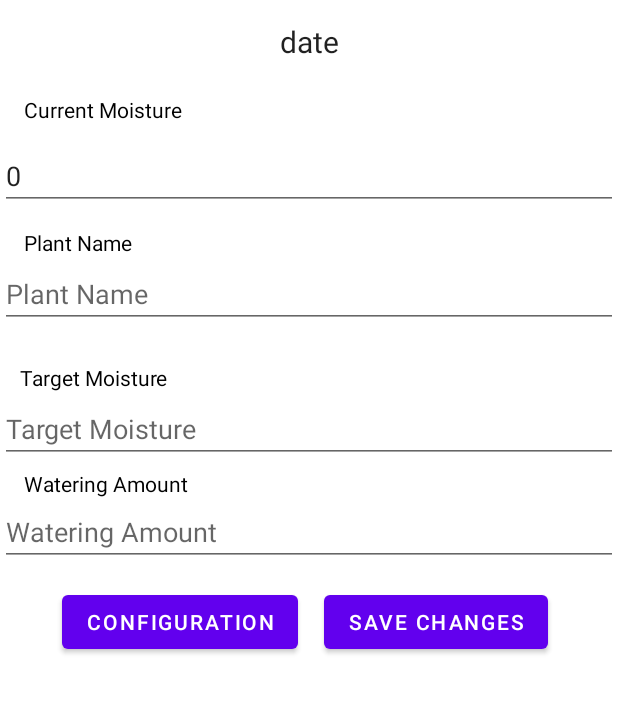
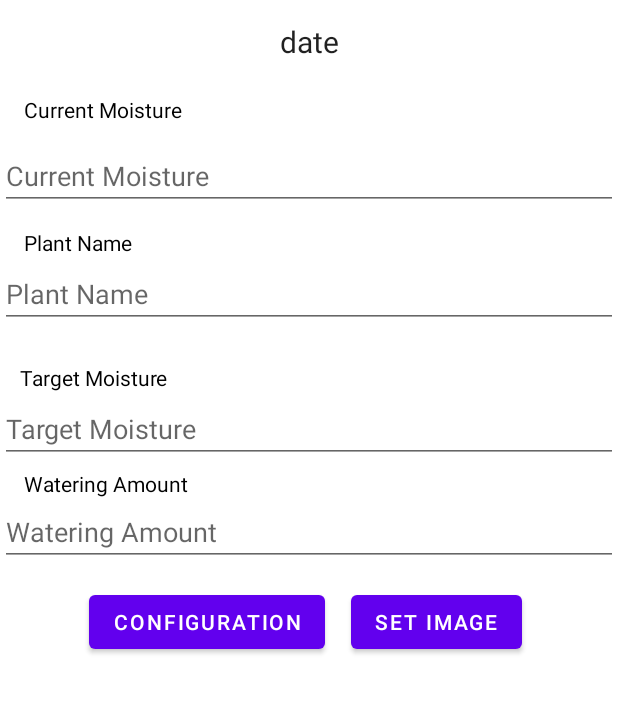
Before and after one commit to bananaslamjamma/Elec390_proj_demo, an Android app: the plantProfileActivity screen opened directly, with no data from a screen before it, on a phone screen of 412 x 824 dp, the part 441-1155 px from its top. Run offline under Robolectric (Android 15) with nearby library versions, the light colour scheme and no system bars; our stand-ins replace Firebase (no records; nobody signed in at launch, a user with empty details on screens opened directly); 6 statements that could not run were skipped.

Commit message:
- sanitized moisture level inputs - added info pop up on plant profile - cleaned up a couple of views things
todo:
- add api
- add uploaded images for plant profile

```diff
--- a/app/src/main/java/com/example/elec390_proj_demo/myPlantsActivity.java
+++ b/app/src/main/java/com/example/elec390_proj_demo/myPlantsActivity.java
@@ -45,6 +45,8 @@ public class myPlantsActivity extends AppCompatActivity {
         // Inflate the menu; this adds items to the action bar if it is present.
         getMenuInflater().inflate(R.menu.menu_main, menu);
         //make "Edit Plants" hidden
+        MenuItem item = menu.findItem(R.id.help_mode);
+        item.setVisible(false);
         menu.getItem(2).setVisible(false);
         return true;
     }
--- a/app/src/main/java/com/example/elec390_proj_demo/plantProfileActivity.java
+++ b/app/src/main/java/com/example/elec390_proj_demo/plantProfileActivity.java
@@ -5,6 +5,7 @@ import androidx.appcompat.app.AppCompatActivity;
 
 import android.app.Dialog;
 import android.content.Intent;
+import android.content.res.Configuration;
 import android.os.Bundle;
 import android.view.Menu;
 import android.view.MenuItem;
@@ -45,7 +46,7 @@ public class plantProfileActivity extends AppCompatActivity implements AdapterVi
     Button save_change_button, move_config;
     EditText dia_target_moisture, dia_watering_amount, target_moisture, watering_amount, current_moisture, plantName;
     Button submitDia;
-    Dialog dialog;
+    Dialog dialog, helpDialog;
     CheckBox activePlantCheck, manualWaterCheck, autoRefreshCheck;
     String current_plant = "";
     //global objects
@@ -64,6 +65,9 @@ public class plantProfileActivity extends AppCompatActivity implements AdapterVi
 
     public boolean onOptionsItemSelected(MenuItem item) {
         switch (item.getItemId()) {
+            case R.id.help_mode:
+                helpDialog.show();
+                break;
             case android.R.id.home:
                 Intent myIntent = new Intent(getApplicationContext(), myPlantsActivity.class);
                 startActivity(myIntent);
@@ -96,7 +100,7 @@ public class plantProfileActivity extends AppCompatActivity implements AdapterVi
         current_moisture = findViewById(R.id.p_current_moisture);
         watering_amount = findViewById(R.id.p_watering_amount);
         //Buttons
-        save_change_button = findViewById(R.id.save_button);
+        save_change_button = findViewById(R.id.upload_button);
         move_config = findViewById(R.id.mov_config);
         activePlantCheck = findViewById(R.id.active_plants_check);
         //dialog
@@ -104,6 +108,11 @@ public class plantProfileActivity extends AppCompatActivity implements AdapterVi
         dialog.requestWindowFeature(Window.FEATURE_NO_TITLE);
         dialog.setCancelable(true);
         dialog.setContentView(R.layout.plant_profile_dialog);
+        //helpDialog
+        helpDialog =  new Dialog(plantProfileActivity.this);
+        helpDialog.requestWindowFeature(Window.FEATURE_NO_TITLE);
+        helpDialog.setCancelable(true);
+        helpDialog.setContentView(R.layout.dialog_text_popup);
         dia_target_moisture = dialog.findViewById(R.id.target_moisture_dia);
         dia_watering_amount = dialog.findViewById(R.id.watering_amount_dia);
         manualWaterCheck = dialog.findViewById(R.id.manual_watering_check);
@@ -154,7 +163,7 @@ public class plantProfileActivity extends AppCompatActivity implements AdapterVi
                     date_view.setText(String.valueOf(p.getDate()));
                     //ints
                     int plantMoistureLevel =  p.calcCurrentMoisture();
-                    target_moisture.setText(String.valueOf(plantMoistureLevel));
+                    target_moisture.setText(String.valueOf(targetMoistureInterpreter(plantMoistureLevel)));
                     watering_amount.setText(String.valueOf(p.getWatering_amount()));
                     getSupportActionBar().setTitle(String.valueOf(p.getName()));
                 }
@@ -214,20 +223,13 @@ public class plantProfileActivity extends AppCompatActivity implements AdapterVi
                             //if active plant
                             p_current_moisture.setVisibility(View.VISIBLE);
                             current_moisture.setVisibility(View.VISIBLE);
-                            current_moisture.setText(String.valueOf(simpleResult));
+                            //simpleResult = 0;
+                            current_moisture.setText(String.valueOf(targetMoistureInterpreter(simpleResult)));
                             activePlantCheck.setVisibility(View.INVISIBLE);
                             move_config.setVisibility(View.VISIBLE);
                         }
                     }
 
-                    /**
-                    if (p.getAddress().equals())
-                    plant_view.setText("Plant Name: " + String.valueOf(p.));
-                    status_view.setText("Plant Status: " + String.valueOf(p.getFlag()));
-                    //description_view.setText(p.setDescription());
-                    date_view.setText("Plant Date: " + String.valueOf(p.getDate()));
-                    getSupportActionBar().setTitle(String.valueOf(p.getName()));
- **/
                 }
             }
         });
@@ -240,9 +242,6 @@ public class plantProfileActivity extends AppCompatActivity implements AdapterVi
     }
 
     public void showPopUp() {
-        //note: the hardware is listening to one particular child:
-        // don't update multiple fields at the same time
-
 
         manualWaterCheck.setOnClickListener(new View.OnClickListener() {
             @Override
@@ -292,6 +291,7 @@ public class plantProfileActivity extends AppCompatActivity implements AdapterVi
         Toast.makeText(adapterView.getContext(),
                 "OnItemSelectedListener : " +  adapterView.getItemAtPosition(i).toString(),
                 Toast.LENGTH_SHORT).show();
+
         switch(i){
             case 0: rValue = 656;
             break;
@@ -310,4 +310,22 @@ public class plantProfileActivity extends AppCompatActivity implements AdapterVi
     public void onNothingSelected(AdapterView<?> adapterView) {
 
     }
+
+    public String targetMoistureInterpreter(int i){
+        String str = "";
+        switch(i){
+            case 1:
+                str = getString(R.string.level_1);
+                break;
+            case 2: str = getString(R.string.level_2);
+                break;
+            case 3: str = getString(R.string.level_3);
+                break;
+            case 4: str = getString(R.string.level_4);
+                break;
+            case 5: str = getString(R.string.level_5);
+                break;
+        }
+        return str;
+    }
 }
--- a/app/src/main/java/com/example/elec390_proj_demo/plantRegistrationActivity.java
+++ b/app/src/main/java/com/example/elec390_proj_demo/plantRegistrationActivity.java
@@ -47,7 +47,9 @@ public class plantRegistrationActivity extends AppCompatActivity {
     public boolean onCreateOptionsMenu(Menu menu) {
         // Inflate the menu; this adds items to the action bar if it is present.
         getMenuInflater().inflate(R.menu.menu_main, menu);
-        //make "Edit Plants" hidden
+        //make "Help " hidden
+        MenuItem item = menu.findItem(R.id.help_mode);
+        item.setVisible(false);
         //menu.getItem(2).setVisible(false);
         return true;
     }
--- a/app/src/main/res/layout/activity_myplants.xml
+++ b/app/src/main/res/layout/activity_myplants.xml
@@ -34,6 +34,7 @@
         android:layout_height="wrap_content"
         android:layout_marginBottom="288dp"
         android:text="Logout"
+        android:visibility="invisible"
         app:layout_constraintBottom_toBottomOf="parent"
         app:layout_constraintEnd_toEndOf="parent"
         app:layout_constraintStart_toStartOf="parent" />
@@ -43,6 +44,7 @@
         android:layout_width="wrap_content"
         android:layout_height="wrap_content"
         android:layout_marginBottom="44dp"
+        android:visibility="invisible"
         android:text="user_info"
         app:layout_constraintBottom_toTopOf="@+id/logout"
         app:layout_constraintEnd_toEndOf="parent"
@@ -59,7 +61,7 @@
         app:layout_constraintBottom_toBottomOf="parent"
         app:layout_constraintEnd_toEndOf="parent"
         app:layout_constraintTop_toBottomOf="@+id/parent_layout"
-        app:srcCompat="@android:drawable/btn_plus" />
-
+        app:srcCompat="@android:drawable/btn_plus"
+        tools:ignore="NotSibling" />
 
 </androidx.constraintlayout.widget.ConstraintLayout>
--- a/app/src/main/res/layout/activity_plant_profile.xml
+++ b/app/src/main/res/layout/activity_plant_profile.xml
@@ -179,18 +179,18 @@
         android:hint="Watering Amount"
         android:imeOptions="actionNext"
         android:inputType="none"
-        app:layout_constraintBottom_toTopOf="@+id/save_button"
+        app:layout_constraintBottom_toTopOf="@+id/upload_button"
         app:layout_constraintEnd_toEndOf="parent"
         app:layout_constraintStart_toStartOf="parent"
         app:layout_constraintTop_toBottomOf="@+id/p_watering_amount_text" />
 
     <Button
-        android:id="@+id/save_button"
+        android:id="@+id/upload_button"
         android:layout_width="wrap_content"
         android:layout_height="wrap_content"
         android:layout_marginEnd="5dp"
         android:layout_marginBottom="23dp"
-        android:text="Save Changes"
+        android:text="Set Image"
         app:layout_constraintBottom_toTopOf="@+id/active_plants_check"
         app:layout_constraintEnd_toEndOf="parent"
         app:layout_constraintStart_toEndOf="@+id/mov_config"
@@ -203,8 +203,8 @@
         android:layout_marginEnd="17dp"
         android:text="Configuration"
         android:visibility="invisible"
-        app:layout_constraintBaseline_toBaselineOf="@+id/save_button"
-        app:layout_constraintEnd_toStartOf="@+id/save_button"
+        app:layout_constraintBaseline_toBaselineOf="@+id/upload_button"
+        app:layout_constraintEnd_toStartOf="@+id/upload_button"
         app:layout_constraintHorizontal_chainStyle="packed"
         app:layout_constraintStart_toStartOf="parent" />
 
@@ -216,9 +216,9 @@
         android:text="Set as Active Plant?"
         android:textSize="18sp"
         app:layout_constraintBottom_toBottomOf="parent"
-        app:layout_constraintEnd_toStartOf="@+id/save_button"
-        app:layout_constraintStart_toStartOf="@+id/save_button"
-        app:layout_constraintTop_toBottomOf="@+id/save_button" />
+        app:layout_constraintEnd_toStartOf="@+id/upload_button"
+        app:layout_constraintStart_toStartOf="@+id/upload_button"
+        app:layout_constraintTop_toBottomOf="@+id/upload_button" />
 
     <ImageView
         android:id="@+id/imageView"
--- a/app/src/main/res/layout/plant_profile_dialog.xml
+++ b/app/src/main/res/layout/plant_profile_dialog.xml
@@ -26,7 +26,7 @@
         android:id="@+id/target_moisture_dia"
         android:layout_width="match_parent"
         android:layout_height="wrap_content"
-        android:visibility="invisible"
+        android:visibility="gone"
         android:hint="Target Moisture"
         android:imeOptions="actionNext"
         android:inputType="numberSigned" />
--- a/app/src/main/res/menu/menu_main.xml
+++ b/app/src/main/res/menu/menu_main.xml
@@ -3,7 +3,7 @@
     xmlns:app="http://schemas.android.com/apk/res-auto"
     xmlns:tools="http://schemas.android.com/tools">
     <item
-        android:id="@+id/edit_mode"
+        android:id="@+id/help_mode"
         android:icon="@android:drawable/ic_menu_help"
         android:title="Edit Settings"
         app:showAsAction="always" />
@@ -17,5 +17,5 @@
         android:checkable="false"
         android:enabled="true"
         android:title="Edit Plant"
-        android:visible="true" />
+        android:visible="false" />
 </menu>
```
Also changed, not shown: app/src/main/res/layout/dialog_text_popup.xml (added, +27 -0 lines), app/src/main/res/values/strings.xml (+23 -0 lines).
